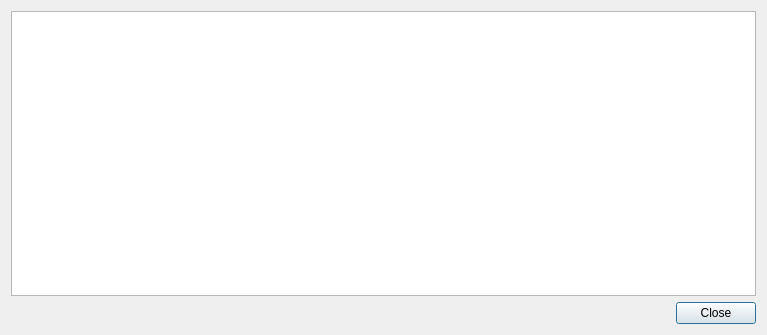
Above: src/qt/forms/transactiondescdialog.ui from LightBurdenOfficial/SperoCoin_Android before the change. Below: the same form after it.
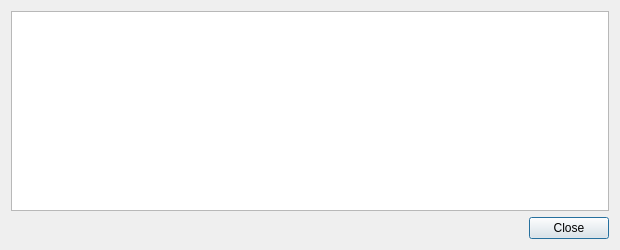
That is the form after the change.

The edit to the form file:
```diff
--- a/src/qt/forms/transactiondescdialog.ui
+++ b/src/qt/forms/transactiondescdialog.ui
@@ -6,34 +6,24 @@
    <rect>
     <x>0</x>
     <y>0</y>
-    <width>767</width>
-    <height>335</height>
+    <width>620</width>
+    <height>250</height>
    </rect>
   </property>
   <property name="windowTitle">
    <string>Transaction details</string>
   </property>
-  <property name="styleSheet">
-   <string notr="true">font: 75 12pt &quot;Century Gothic&quot;;</string>
-  </property>
   <layout class="QVBoxLayout" name="verticalLayout">
    <item>
     <widget class="QTextEdit" name="detailText">
      <property name="font">
       <font>
-       <family>Century Gothic</family>
-       <pointsize>8</pointsize>
-       <weight>9</weight>
-       <italic>false</italic>
-       <bold>false</bold>
+       <pointsize>9</pointsize>
       </font>
      </property>
      <property name="toolTip">
       <string>This pane shows a detailed description of the transaction</string>
      </property>
-     <property name="styleSheet">
-      <string notr="true">font: 75 8pt &quot;Century Gothic&quot;;</string>
-     </property>
      <property name="readOnly">
       <bool>true</bool>
      </property>
@@ -44,9 +34,6 @@
    </item>
    <item>
     <widget class="QDialogButtonBox" name="buttonBox">
-     <property name="styleSheet">
-      <string notr="true">font: 75 9pt &quot;Century Gothic&quot;;</string>
-     </property>
      <property name="orientation">
       <enum>Qt::Horizontal</enum>
      </property>
```
Left out of the diff: 3 changed lines with no effect on the pictures.
